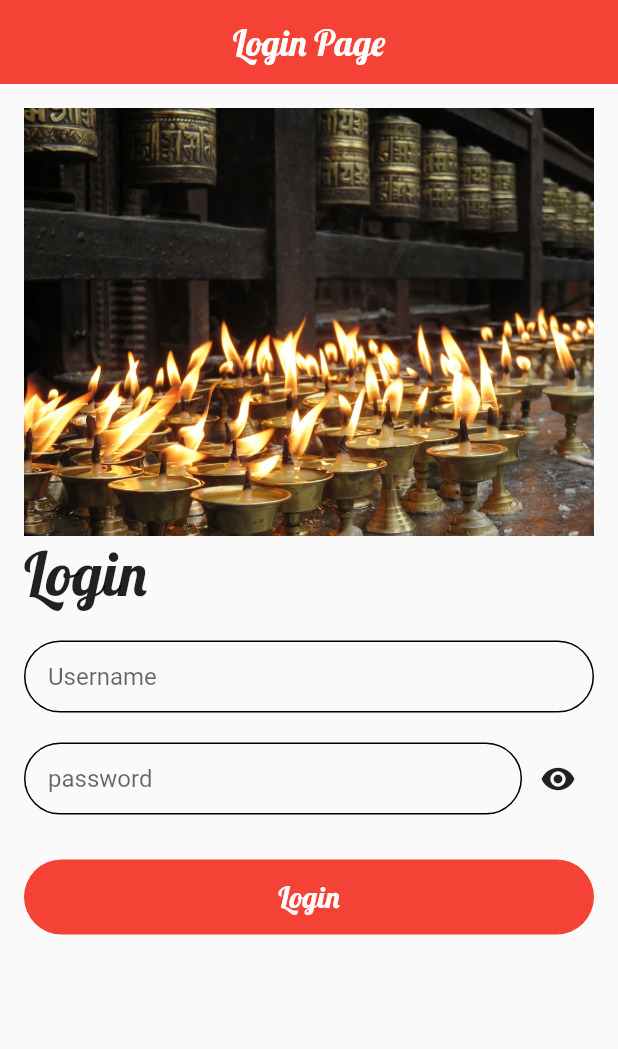
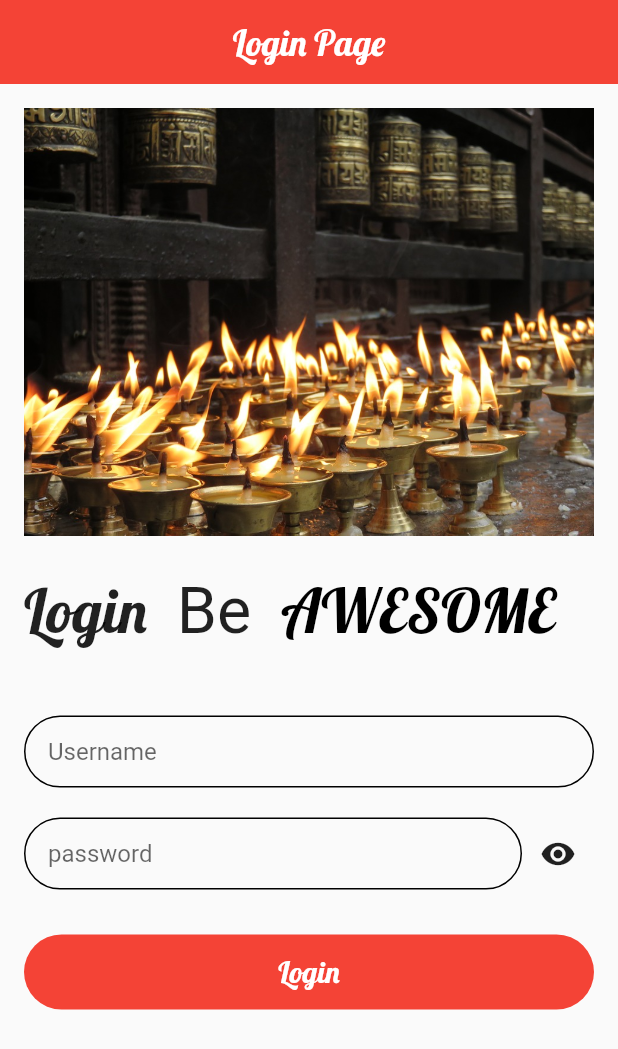
Before and after one commit to lohanidamodar/namaste_flutter, a Flutter app: the screen it shows after launch, on a phone screen of 412 x 824 dp. Shown: the top 1049 px of the screen. Run offline on Flutter 3.47's test engine with Material 2 defaults, Android fonts, the light colour scheme and no system bars; drawn by our look-alikes of animated_text_kit.

Commit message:
episode 13 final

```diff
--- a/lib/ui/pages/login_page.dart
+++ b/lib/ui/pages/login_page.dart
@@ -1,5 +1,6 @@
 import 'package:flutter/material.dart';
 import '../../res/assets.dart';
+import 'package:animated_text_kit/animated_text_kit.dart';
 
 class LoginPage extends StatefulWidget {
   @override
@@ -21,12 +22,58 @@ class _LoginPageState extends State<LoginPage> {
         padding: EdgeInsets.all(16.0),
         children: [
           Image.asset(Assets.candlesImage),
+          Row(
+            mainAxisSize: MainAxisSize.min,
+            children: <Widget>[
               Text(
                 "Login",
                 style: TextStyle(
                   fontFamily: Assets.fontFamilyLobster,
                   fontSize: 40.0,
                 ),
+              ),
+              const SizedBox(width: 20.0, height: 100),
+              const Text(
+                'Be',
+                style: TextStyle(fontSize: 43.0),
+              ),
+              const SizedBox(width: 20.0, height: 100.0),
+              DefaultTextStyle(
+                style: TextStyle(
+                  fontSize: 40.0,
+                  fontFamily: Assets.fontFamilyLobster,
+                  color: Colors.black,
+                ),
+                child: AnimatedTextKit(
+                  animatedTexts: [
+                    RotateAnimatedText(
+                      'AWESOME',
+                      textStyle: TextStyle(
+                        fontSize: 40.0,
+                        color: Colors.black,
+                      ),
+                    ),
+                    RotateAnimatedText(
+                      'OPTIMISTIC',
+                      textStyle: TextStyle(
+                        fontSize: 40.0,
+                        color: Colors.black,
+                      ),
+                    ),
+                    RotateAnimatedText(
+                      'DIFFERENT',
+                      textStyle: TextStyle(
+                        fontSize: 40.0,
+                        color: Colors.black,
+                      ),
+                    ),
+                  ],
+                  onTap: () {
+                    print("Tap Event");
+                  },
+                ),
+              ),
+            ],
           ),
           const SizedBox(height: 20),
           // Image.network(
--- a/pubspec.yaml
+++ b/pubspec.yaml
@@ -21,13 +21,13 @@ environment:
   sdk: ">=2.12.0 <3.0.0"
 
 dependencies:
+  animated_text_kit: ^4.2.1
   flutter:
     sdk: flutter
 
 
   # The following adds the Cupertino Icons font to your application.
   # Use with the CupertinoIcons class for iOS style icons.
-  cupertino_icons: ^1.0.2
 
 dev_dependencies:
   flutter_test:
```
Also changed, not shown: pubspec.lock. Lines whose indentation alone changed are shown as unchanged.
